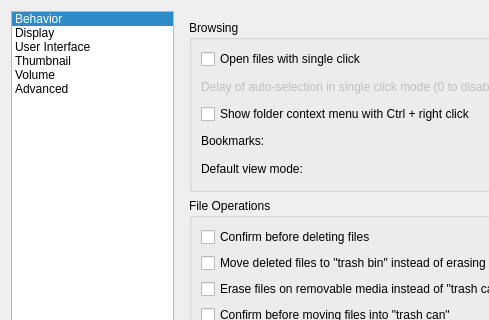
lxqt/pcmanfm-qt, file pcmanfm/preferences.ui: the form before one commit; both pictures show x 0 to 489 and y 0 to 320 of the 685 by 497 pixel window.
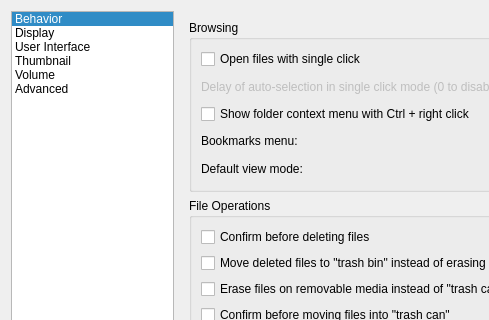
The form after the commit.

Commit message:
Changed a label and added a tooltip to Preferences (#1266)
`Bookmarks:` is changed to `Bookmarks menu:` because it isn't about bookmarks on the side-pane.

Also added a tooltip for "Select newly created files" to inform the user that it also works with renamed files.

The edit to the form file:
```diff
--- a/pcmanfm/preferences.ui
+++ b/pcmanfm/preferences.ui
@@ -130,7 +130,7 @@
             <item row="3" column="0">
              <widget class="QLabel" name="label_2">
               <property name="text">
-               <string>Bookmarks:</string>
+               <string>Bookmarks menu:</string>
               </property>
              </widget>
             </item>
```
Left out of the diff: 3 changed lines with no effect on the pictures.
